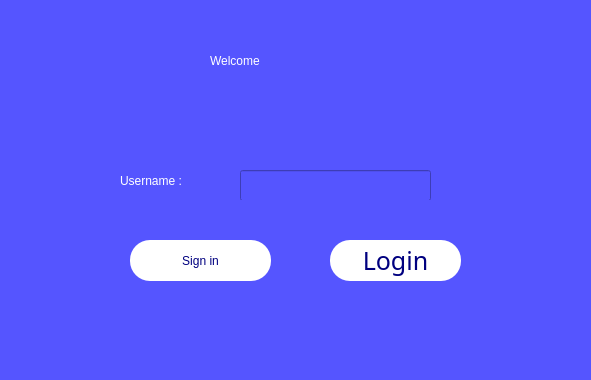
This is Ui/welcomescreen.ui in koclu/Flashcards-Database- as Qt 5 draws it before an edit. The edited form follows.
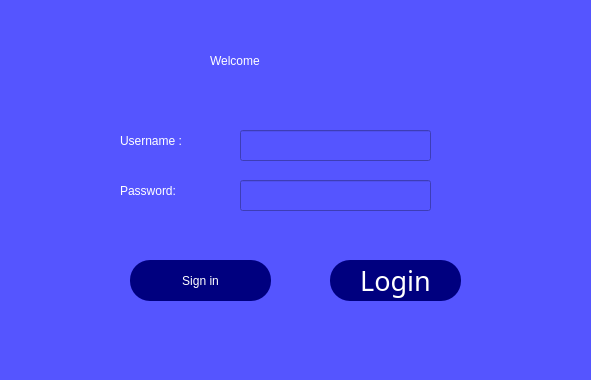
This is the edited form.

Patch:
```diff
--- a/Ui/welcomescreen.ui
+++ b/Ui/welcomescreen.ui
@@ -62,7 +62,7 @@
      <property name="geometry">
       <rect>
        <x>140</x>
-       <y>180</y>
+       <y>140</y>
        <width>111</width>
        <height>21</height>
       </rect>
@@ -79,7 +79,7 @@
      <property name="geometry">
       <rect>
        <x>350</x>
-       <y>250</y>
+       <y>270</y>
        <width>131</width>
        <height>41</height>
       </rect>
@@ -87,17 +87,23 @@
      <property name="font">
       <font>
        <family>Berlin Sans FB</family>
-       <pointsize>19</pointsize>
+       <pointsize>20</pointsize>
        <weight>50</weight>
        <italic>false</italic>
        <bold>false</bold>
       </font>
      </property>
      <property name="styleSheet">
-      <string notr="true">font: 19pt &quot;Berlin Sans FB&quot;;
+      <string notr="true">QPushButton{
+border-radius:20px;font: 20pt &quot;Berlin Sans FB&quot;;
+background-color: rgb(0, 0, 127);
+color :rgb(255, 255, 255)
+}
+QPushButton:hover{
 background-color: rgb(255, 255, 255);
-color :rgb(0, 0, 127);
-border-radius:20px</string>
+color :rgb(0, 0, 127)
+}
+</string>
      </property>
      <property name="text">
       <string>Login</string>
@@ -107,16 +113,22 @@
      <property name="geometry">
       <rect>
        <x>150</x>
-       <y>250</y>
+       <y>270</y>
        <width>141</width>
        <height>41</height>
       </rect>
      </property>
      <property name="styleSheet">
-      <string notr="true">font: 19pt &quot;Berlin Sans FB&quot;;
+      <string notr="true">QPushButton{
+border-radius:20px;font: 20pt &quot;Berlin Sans FB&quot;;
+background-color: rgb(0, 0, 127);
+color :rgb(255, 255, 255)
+}
+QPushButton:hover{
 background-color: rgb(255, 255, 255);
-color :rgb(0, 0, 127);
-border-radius:20px</string>
+color :rgb(0, 0, 127)
+}
+</string>
      </property>
      <property name="text">
       <string>Sign in</string>
@@ -126,7 +138,7 @@
      <property name="geometry">
       <rect>
        <x>260</x>
-       <y>180</y>
+       <y>140</y>
        <width>191</width>
        <height>31</height>
       </rect>
@@ -139,8 +151,8 @@
     <widget class="QLabel" name="error_label">
      <property name="geometry">
       <rect>
-       <x>260</x>
-       <y>210</y>
+       <x>140</x>
+       <y>230</y>
        <width>311</width>
        <height>16</height>
       </rect>
@@ -153,6 +165,37 @@
       <string/>
      </property>
     </widget>
+    <widget class="QLabel" name="username_label_2">
+     <property name="geometry">
+      <rect>
+       <x>140</x>
+       <y>190</y>
+       <width>111</width>
+       <height>21</height>
+      </rect>
+     </property>
+     <property name="styleSheet">
+      <string notr="true">font: 14pt &quot;Berlin Sans FB&quot;;
+color: rgb(255, 255, 255);</string>
+     </property>
+     <property name="text">
+      <string>Password: </string>
+     </property>
+    </widget>
+    <widget class="QLineEdit" name="lineEdit_3">
+     <property name="geometry">
+      <rect>
+       <x>260</x>
+       <y>190</y>
+       <width>191</width>
+       <height>31</height>
+      </rect>
+     </property>
+     <property name="styleSheet">
+      <string notr="true">font: 14pt &quot;Berlin Sans FB&quot;;
+</string>
+     </property>
+    </widget>
    </widget>
   </widget>
  </widget>
```
